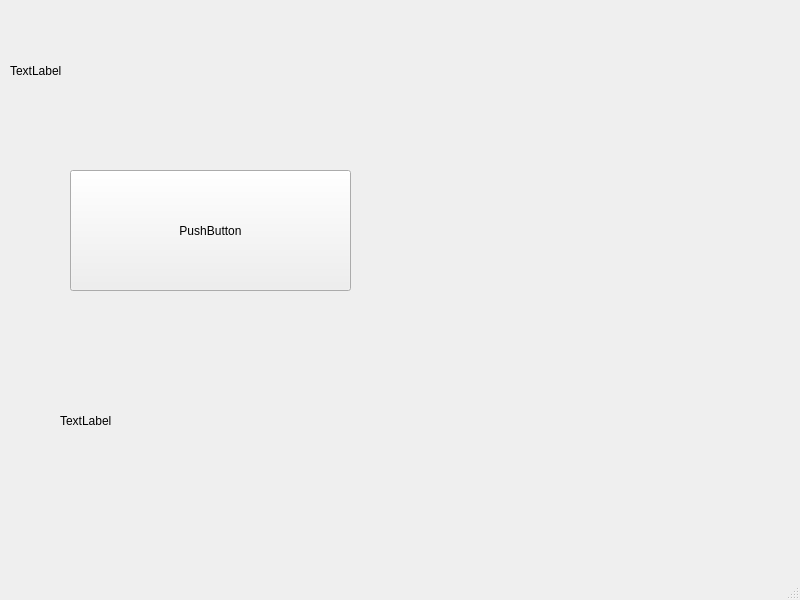
First picture: the form in python/pyqt/mvc3/untitled.ui, repository handy505/playground, before the edit.
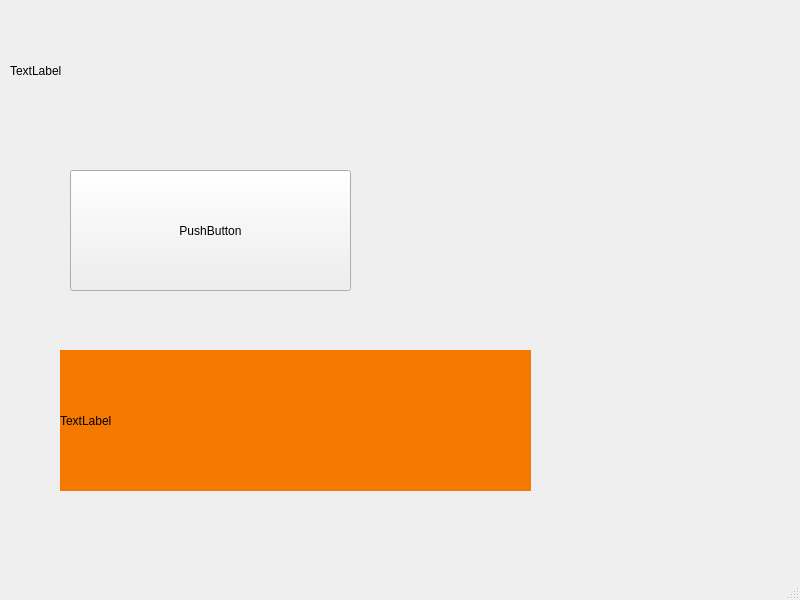
Second picture: the form after the edit.

Commit message: edit background-color

Patch:
```diff
--- a/python/pyqt/mvc3/untitled.ui
+++ b/python/pyqt/mvc3/untitled.ui
@@ -49,6 +49,9 @@
       <height>141</height>
      </rect>
     </property>
+    <property name="styleSheet">
+     <string notr="true">background-color: rgb(245, 121, 0);</string>
+    </property>
     <property name="text">
      <string>TextLabel</string>
     </property>
```
Left out of the diff: 3 changed lines with no effect on the pictures. The commit also changes 1 other file.
